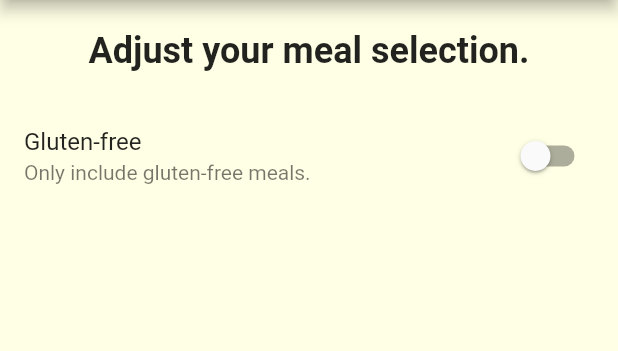
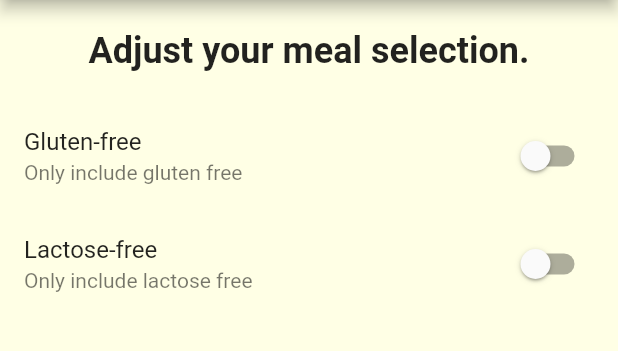
Before and after one commit to nord2sudjp/DeliMeals, a Flutter app: the FiltersScreen screen opened by its route, on a phone screen of 412 x 824 dp, the part 84-435 px from its top. Run offline on Flutter 3.47's test engine with Material 2 defaults, Android fonts, the phone set to English and light mode, and no system bars; Roboto replaces fonts that are missing (Railway, RobotCondensed).

```diff
--- a/lib/screen/filters_screen.dart
+++ b/lib/screen/filters_screen.dart
@@ -13,6 +13,15 @@ class _FiltersScreenState extends State<FiltersScreen> {
   bool _vegetarian = false;
   bool _vegan = false;
   bool _lactoseFree = false;
+
+  Widget _buildSwitchListTile(String title, String description,
+      bool currentValue, Function updateValue) {
+    return SwitchListTile(
+        title: Text(title),
+        value: currentValue,
+        subtitle: Text(description),
+        onChanged: updateValue);
+  }
 
   @override
   Widget build(BuildContext context) {
@@ -30,15 +39,20 @@ class _FiltersScreenState extends State<FiltersScreen> {
           ),
           Expanded(
             child: ListView(children: <Widget>[
-              SwitchListTile(
-                  title: Text('Gluten-free'),
-                  value: _glutenFree,
-                  subtitle: Text("Only include gluten-free meals."),
-                  onChanged: (newValue) {
-                    setState(() {
-                      _glutenFree = newValue;
-                    });
-                  }),
+              _buildSwitchListTile(
+                  'Gluten-free', "Only include gluten free", _glutenFree,
+                  (newValue) {
+                setState(() {
+                  _glutenFree = newValue;
+                });
+              }),
+              _buildSwitchListTile(
+                  'Lactose-free', "Only include lactose free", _lactoseFree,
+                  (newValue) {
+                setState(() {
+                  _lactoseFree = newValue;
+                });
+              }),
             ]),
           ),
         ]),
```
